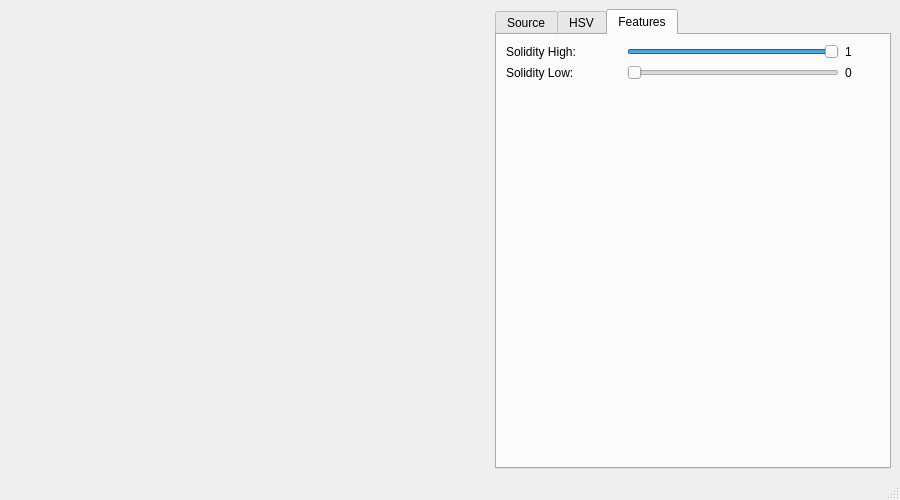
NicolasNewman/FRC-Vision-Tuner, file visionTuner.ui: the form before one commit.
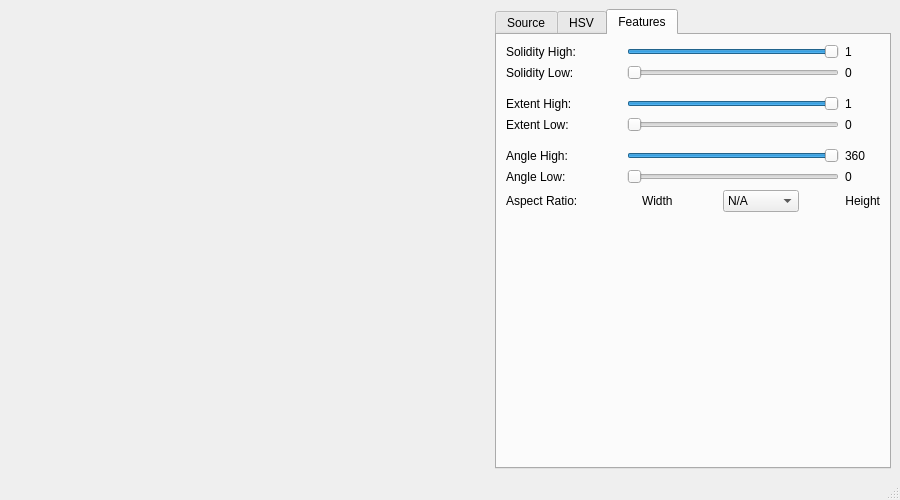
The form after the commit. The open tabs and pages were chosen to show the change.

Commit message: implemented more feature filters

```diff
--- a/visionTuner.ui
+++ b/visionTuner.ui
@@ -681,20 +681,325 @@
              </layout>
             </item>
             <item>
-             <spacer name="verticalSpacer_5">
+             <spacer name="verticalSpacer_6">
               <property name="orientation">
                <enum>Qt::Vertical</enum>
               </property>
+              <property name="sizeType">
+               <enum>QSizePolicy::Minimum</enum>
+              </property>
               <property name="sizeHint" stdset="0">
                <size>
                 <width>20</width>
-                <height>40</height>
+                <height>10</height>
                </size>
               </property>
              </spacer>
             </item>
+            <item>
+             <layout class="QHBoxLayout" name="layoutEH">
+              <item>
+               <widget class="QLabel" name="label_9">
+                <property name="minimumSize">
+                 <size>
+                  <width>115</width>
+                  <height>0</height>
+                 </size>
+                </property>
+                <property name="maximumSize">
+                 <size>
+                  <width>115</width>
+                  <height>16777215</height>
+                 </size>
+                </property>
+                <property name="text">
+                 <string>Extent High:</string>
+                </property>
+               </widget>
+              </item>
+              <item>
+               <widget class="QSlider" name="sliderEH">
+                <property name="maximum">
+                 <number>100</number>
+                </property>
+                <property name="value">
+                 <number>100</number>
+                </property>
+                <property name="orientation">
+                 <enum>Qt::Horizontal</enum>
+                </property>
+               </widget>
+              </item>
+              <item>
+               <widget class="QLabel" name="labelEH">
+                <property name="minimumSize">
+                 <size>
+                  <width>35</width>
+                  <height>0</height>
+                 </size>
+                </property>
+                <property name="maximumSize">
+                 <size>
+                  <width>35</width>
+                  <height>16777215</height>
+                 </size>
+                </property>
+                <property name="text">
+                 <string>1</string>
+                </property>
+               </widget>
+              </item>
+             </layout>
+            </item>
+            <item>
+             <layout class="QHBoxLayout" name="layoutEL">
+              <item>
+               <widget class="QLabel" name="label_10">
+                <property name="minimumSize">
+                 <size>
+                  <width>115</width>
+                  <height>0</height>
+                 </size>
+                </property>
+                <property name="maximumSize">
+                 <size>
+                  <width>115</width>
+                  <height>16777215</height>
+                 </size>
+                </property>
+                <property name="text">
+                 <string>Extent Low:</string>
+                </property>
+               </widget>
+              </item>
+              <item>
+               <widget class="QSlider" name="sliderEL">
+                <property name="maximum">
+                 <number>100</number>
+                </property>
+                <property name="orientation">
+                 <enum>Qt::Horizontal</enum>
+                </property>
+               </widget>
+              </item>
+              <item>
+               <widget class="QLabel" name="labelEL">
+                <property name="minimumSize">
+                 <size>
+                  <width>35</width>
+                  <height>0</height>
+                 </size>
+                </property>
+                <property name="maximumSize">
+                 <size>
+                  <width>35</width>
+                  <height>16777215</height>
+                 </size>
+                </property>
+                <property name="text">
+                 <string>0</string>
+                </property>
+               </widget>
+              </item>
+             </layout>
+            </item>
+            <item>
+             <spacer name="verticalSpacer_7">
+              <property name="orientation">
+               <enum>Qt::Vertical</enum>
+              </property>
+              <property name="sizeType">
+               <enum>QSizePolicy::Minimum</enum>
+              </property>
+              <property name="sizeHint" stdset="0">
+               <size>
+                <width>20</width>
+                <height>10</height>
+               </size>
+              </property>
+             </spacer>
+            </item>
+            <item>
+             <layout class="QHBoxLayout" name="layoutOH">
+              <item>
+               <widget class="QLabel" name="label_14">
+                <property name="minimumSize">
+                 <size>
+                  <width>115</width>
+                  <height>0</height>
+                 </size>
+                </property>
+                <property name="maximumSize">
+                 <size>
+                  <width>115</width>
+                  <height>16777215</height>
+                 </size>
+                </property>
+                <property name="text">
+                 <string>Angle High:</string>
+                </property>
+               </widget>
+              </item>
+              <item>
+               <widget class="QSlider" name="sliderOH">
+                <property name="maximum">
+                 <number>360</number>
+                </property>
+                <property name="value">
+                 <number>360</number>
+                </property>
+                <property name="orientation">
+                 <enum>Qt::Horizontal</enum>
+                </property>
+               </widget>
+              </item>
+              <item>
+               <widget class="QLabel" name="labelOH">
+                <property name="minimumSize">
+                 <size>
+                  <width>35</width>
+                  <height>0</height>
+                 </size>
+                </property>
+                <property name="maximumSize">
+                 <size>
+                  <width>35</width>
+                  <height>16777215</height>
+                 </size>
+                </property>
+                <property name="text">
+                 <string>360</string>
+                </property>
+               </widget>
+              </item>
+             </layout>
+            </item>
+            <item>
+             <layout class="QHBoxLayout" name="layoutOL">
+              <item>
+               <widget class="QLabel" name="label_15">
+                <property name="minimumSize">
+                 <size>
+                  <width>115</width>
+                  <height>0</height>
+                 </size>
+                </property>
+                <property name="maximumSize">
+                 <size>
+                  <width>115</width>
+                  <height>16777215</height>
+                 </size>
+                </property>
+                <property name="text">
+                 <string>Angle Low:</string>
+                </property>
+               </widget>
+              </item>
+              <item>
+               <widget class="QSlider" name="sliderOL">
+                <property name="maximum">
+                 <number>360</number>
+                </property>
+                <property name="orientation">
+                 <enum>Qt::Horizontal</enum>
+                </property>
+               </widget>
+              </item>
+              <item>
+               <widget class="QLabel" name="labelOL">
+                <property name="minimumSize">
+                 <size>
+                  <width>35</width>
+                  <height>0</height>
+                 </size>
+                </property>
+                <property name="maximumSize">
+                 <size>
+                  <width>35</width>
+                  <height>16777215</height>
+                 </size>
+                </property>
+                <property name="text">
+                 <string>0</string>
+                </property>
+               </widget>
+              </item>
+             </layout>
+            </item>
+            <item>
+             <layout class="QHBoxLayout" name="layoutAspect">
+              <item>
+               <widget class="QLabel" name="label_13">
+                <property name="minimumSize">
+                 <size>
+                  <width>130</width>
+                  <height>0</height>
+                 </size>
+                </property>
+                <property name="maximumSize">
+                 <size>
+                  <width>130</width>
+                  <height>16777215</height>
+                 </size>
+                </property>
+                <property name="text">
+                 <string>Aspect Ratio:</string>
+                </property>
+               </widget>
+              </item>
+              <item>
+               <widget class="QLabel" name="label_12">
+                <property name="text">
+                 <string>Width</string>
+                </property>
+               </widget>
+              </item>
+              <item>
+               <widget class="QComboBox" name="comboAspect">
+                <item>
+                 <property name="text">
+                  <string>N/A</string>
+                 </property>
+                </item>
+                <item>
+                 <property name="text">
+                  <string>&gt;</string>
+                 </property>
+                </item>
+                <item>
+                 <property name="text">
+                  <string>&lt;</string>
+                 </property>
+                </item>
+               </widget>
+              </item>
+              <item>
+               <widget class="QLabel" name="label_11">
+                <property name="text">
+                 <string>Height</string>
+                </property>
+                <property name="alignment">
+                 <set>Qt::AlignRight|Qt::AlignTrailing|Qt::AlignVCenter</set>
+                </property>
+               </widget>
+              </item>
+             </layout>
+            </item>
            </layout>
           </item>
+          <item row="1" column="0">
+           <spacer name="verticalSpacer_5">
+            <property name="orientation">
+             <enum>Qt::Vertical</enum>
+            </property>
+            <property name="sizeHint" stdset="0">
+             <size>
+              <width>20</width>
+              <height>40</height>
+             </size>
+            </property>
+           </spacer>
+          </item>
          </layout>
         </widget>
        </widget>
```
Left out of the diff: 2 changed lines with no effect on the pictures. The commit also changes 1 other file.
